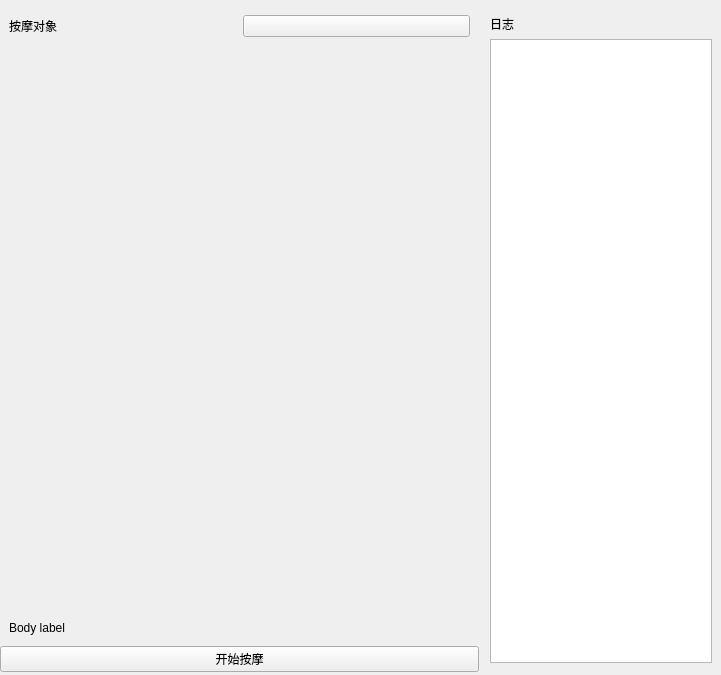
Qt form app/ui/additional_features_interface.ui (samipale/SnowbreakAutoAssistant) before a commit.
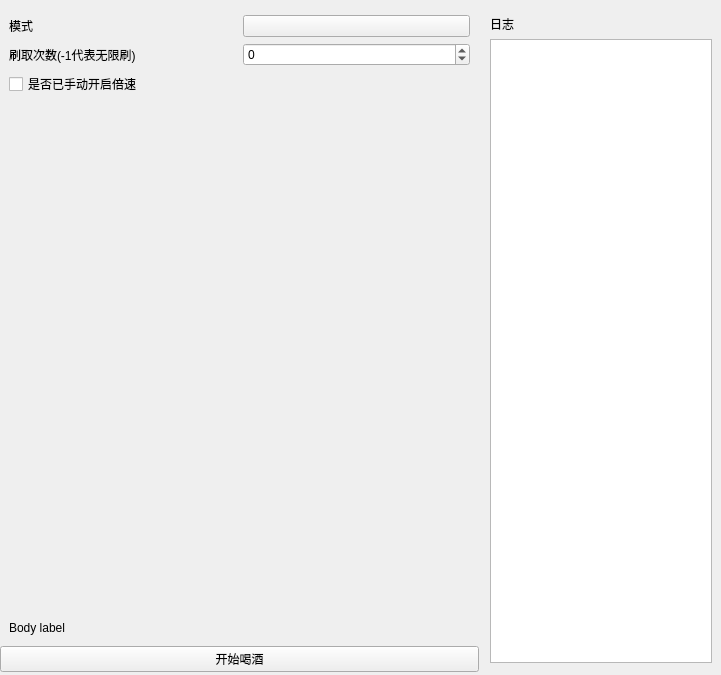
The same form after that commit. Custom widgets are drawn as their Qt base class.

Diff of the .ui file:
```diff
--- a/app/ui/additional_features_interface.ui
+++ b/app/ui/additional_features_interface.ui
@@ -29,7 +29,7 @@
    <item row="1" column="0">
     <widget class="QStackedWidget" name="stackedWidget">
      <property name="currentIndex">
-         <number>6</number>
+         <number>7</number>
      </property>
      <widget class="QWidget" name="page_fishing">
       <layout class="QGridLayout" name="gridLayout_2" rowstretch="0,0,0" columnstretch="2,1">
@@ -1040,6 +1040,125 @@
                 </item>
             </layout>
         </widget>
+        <widget class="QWidget" name="page_card">
+            <layout class="QGridLayout" name="gridLayout_25" columnstretch="2,1">
+                <property name="leftMargin">
+                    <number>0</number>
+                </property>
+                <property name="topMargin">
+                    <number>0</number>
+                </property>
+                <property name="rightMargin">
+                    <number>0</number>
+                </property>
+                <property name="bottomMargin">
+                    <number>0</number>
+                </property>
+                <property name="spacing">
+                    <number>2</number>
+                </property>
+                <item row="0" column="0">
+                    <widget class="SimpleCardWidget" name="SimpleCardWidget_card">
+                        <layout class="QGridLayout" name="gridLayout_23">
+                            <item row="4" column="0">
+                                <spacer name="verticalSpacer_9">
+                                    <property name="orientation">
+                                        <enum>Qt::Vertical</enum>
+                                    </property>
+                                    <property name="sizeHint" stdset="0">
+                                        <size>
+                                            <width>20</width>
+                                            <height>40</height>
+                                        </size>
+                                    </property>
+                                </spacer>
+                            </item>
+                            <item row="1" column="1">
+                                <widget class="SpinBox" name="SpinBox_drink_times">
+                                    <property name="minimum">
+                                        <number>-1</number>
+                                    </property>
+                                </widget>
+                            </item>
+                            <item row="1" column="0">
+                                <widget class="BodyLabel" name="BodyLabel_32">
+                                    <property name="text">
+                                        <string>刷取次数(-1代表无限刷)</string>
+                                    </property>
+                                </widget>
+                            </item>
+                            <item row="0" column="0">
+                                <widget class="BodyLabel" name="BodyLabel_31">
+                                    <property name="text">
+                                        <string>模式</string>
+                                    </property>
+                                </widget>
+                            </item>
+                            <item row="3" column="0" colspan="2">
+                                <widget class="BodyLabel" name="BodyLabel_tip_action_6">
+                                    <property name="text">
+                                        <string/>
+                                    </property>
+                                    <property name="textFormat">
+                                        <enum>Qt::MarkdownText</enum>
+                                    </property>
+                                </widget>
+                            </item>
+                            <item row="5" column="0" colspan="2">
+                                <widget class="BodyLabel" name="BodyLabel_tip_card">
+                                    <property name="text">
+                                        <string>Body label</string>
+                                    </property>
+                                    <property name="textFormat">
+                                        <enum>Qt::MarkdownText</enum>
+                                    </property>
+                                </widget>
+                            </item>
+                            <item row="0" column="1">
+                                <widget class="ComboBox" name="ComboBox_card_mode"/>
+                            </item>
+                            <item row="2" column="0">
+                                <widget class="CheckBox" name="CheckBox_is_speed_up">
+                                    <property name="text">
+                                        <string>是否已手动开启倍速</string>
+                                    </property>
+                                </widget>
+                            </item>
+                        </layout>
+                    </widget>
+                </item>
+                <item row="0" column="1" rowspan="2">
+                    <widget class="SimpleCardWidget" name="SimpleCardWidget_8">
+                        <layout class="QGridLayout" name="gridLayout_24">
+                            <item row="0" column="0">
+                                <widget class="TitleLabel" name="TitleLabel_7">
+                                    <property name="text">
+                                        <string>日志</string>
+                                    </property>
+                                </widget>
+                            </item>
+                            <item row="1" column="0">
+                                <widget class="QTextBrowser" name="textBrowser_log_card">
+                                    <property name="styleSheet">
+                                        <string notr="true"/>
+                                    </property>
+                                    <property name="verticalScrollBarPolicy">
+                                        <enum>Qt::ScrollBarAlwaysOff</enum>
+                                    </property>
+                                </widget>
+                            </item>
+                        </layout>
+                    </widget>
+                </item>
+                <item row="1" column="0">
+                    <widget class="PushButton" name="PushButton_start_drink">
+                        <property name="text">
+                            <string>开始喝酒</string>
+                        </property>
+                    </widget>
+                </item>
+            </layout>
+        </widget>
     </widget>
    </item>
       <item row="0" column="0">
```
